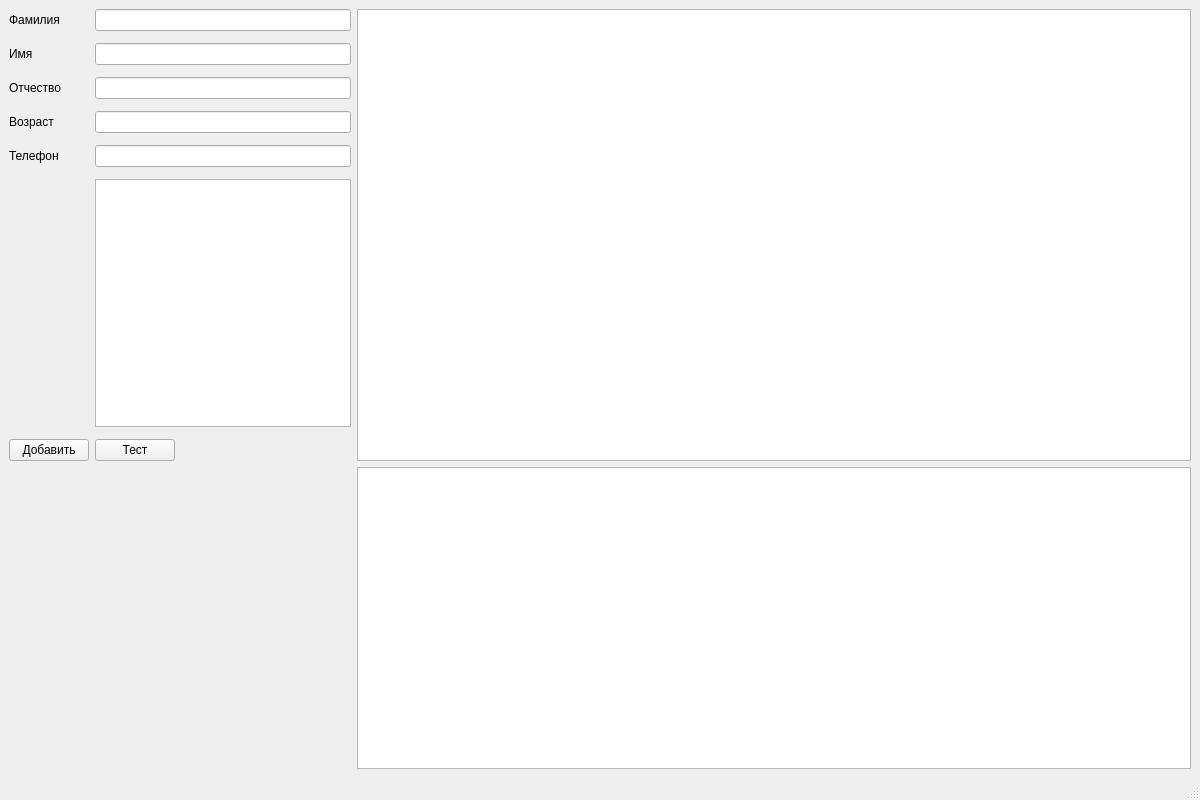
Old version of the form PeopleBaza/mainwindow.ui in the repository piza0-0/BankRegister.
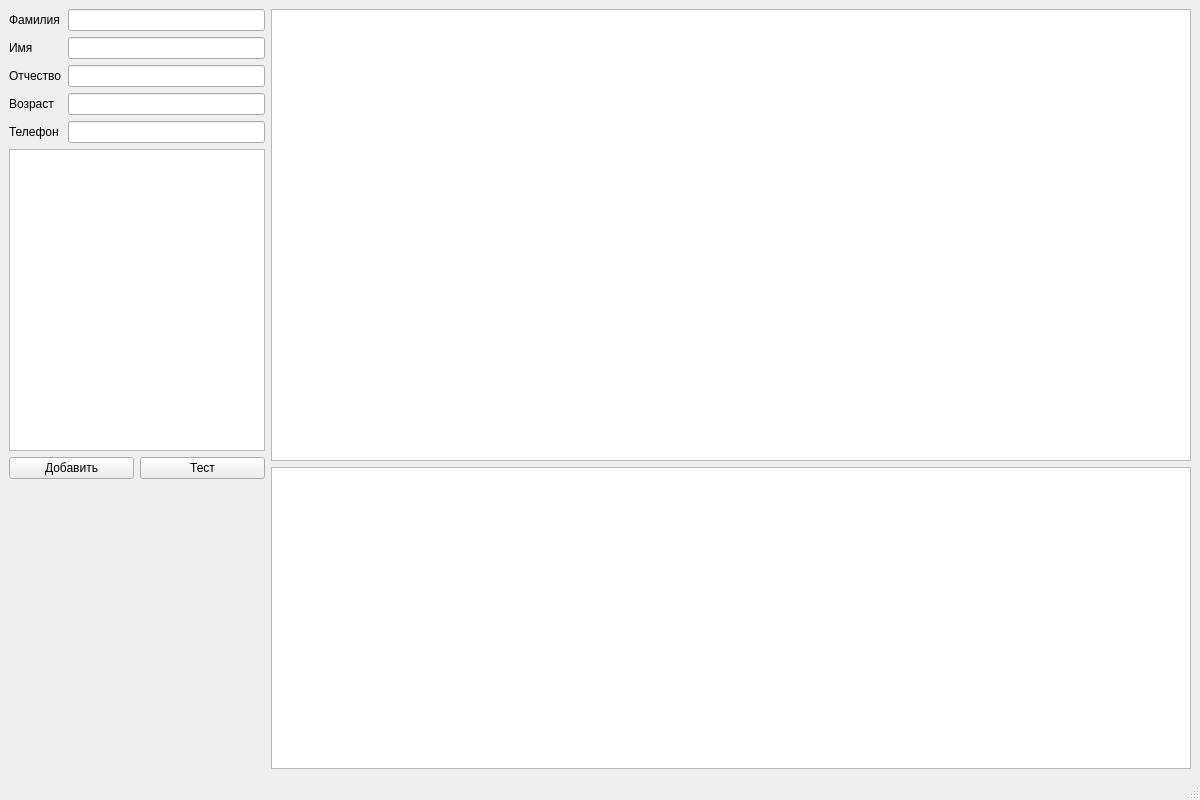
New version of the form.

```diff
--- a/PeopleBaza/mainwindow.ui
+++ b/PeopleBaza/mainwindow.ui
@@ -10,41 +10,35 @@
     <height>800</height>
    </rect>
   </property>
+  <property name="sizePolicy">
+   <sizepolicy hsizetype="Preferred" vsizetype="Preferred">
+    <horstretch>0</horstretch>
+    <verstretch>0</verstretch>
+   </sizepolicy>
+  </property>
+  <property name="minimumSize">
+   <size>
+    <width>1200</width>
+    <height>800</height>
+   </size>
+  </property>
+  <property name="maximumSize">
+   <size>
+    <width>1200</width>
+    <height>800</height>
+   </size>
+  </property>
   <property name="windowTitle">
    <string>MainWindow</string>
   </property>
   <widget class="QWidget" name="centralwidget">
+   <layout class="QHBoxLayout" name="horizontalLayout_2">
+    <item>
+     <layout class="QVBoxLayout" name="verticalLayout_3">
+      <item>
+       <layout class="QVBoxLayout" name="verticalLayout">
+        <item>
    <layout class="QFormLayout" name="formLayout">
-    <item row="1" column="1">
-     <widget class="QListWidget" name="lw_bankList">
-      <property name="sizePolicy">
-       <sizepolicy hsizetype="Expanding" vsizetype="Preferred">
-        <horstretch>60</horstretch>
-        <verstretch>40</verstretch>
-       </sizepolicy>
-      </property>
-     </widget>
-    </item>
-    <item row="0" column="0">
-     <layout class="QFormLayout" name="formLayout_2">
-      <property name="sizeConstraint">
-       <enum>QLayout::SetMaximumSize</enum>
-      </property>
-      <property name="fieldGrowthPolicy">
-       <enum>QFormLayout::ExpandingFieldsGrow</enum>
-      </property>
-      <property name="rowWrapPolicy">
-       <enum>QFormLayout::DontWrapRows</enum>
-      </property>
-      <property name="formAlignment">
-       <set>Qt::AlignLeading|Qt::AlignLeft|Qt::AlignTop</set>
-      </property>
-      <property name="horizontalSpacing">
-       <number>6</number>
-      </property>
-      <property name="verticalSpacing">
-       <number>12</number>
-      </property>
       <item row="0" column="0">
        <widget class="QLabel" name="l_surname">
         <property name="text">
@@ -55,7 +49,7 @@
       <item row="0" column="1">
        <widget class="QLineEdit" name="le_surname">
         <property name="sizePolicy">
-         <sizepolicy hsizetype="Expanding" vsizetype="Fixed">
+             <sizepolicy hsizetype="Minimum" vsizetype="Fixed">
           <horstretch>40</horstretch>
           <verstretch>0</verstretch>
          </sizepolicy>
@@ -72,7 +66,7 @@
       <item row="1" column="1">
        <widget class="QLineEdit" name="le_name">
         <property name="sizePolicy">
-         <sizepolicy hsizetype="Expanding" vsizetype="Fixed">
+             <sizepolicy hsizetype="Minimum" vsizetype="Fixed">
           <horstretch>40</horstretch>
           <verstretch>0</verstretch>
          </sizepolicy>
@@ -89,7 +83,7 @@
       <item row="2" column="1">
        <widget class="QLineEdit" name="le_patronymic">
         <property name="sizePolicy">
-         <sizepolicy hsizetype="Expanding" vsizetype="Fixed">
+             <sizepolicy hsizetype="Minimum" vsizetype="Fixed">
           <horstretch>40</horstretch>
           <verstretch>0</verstretch>
          </sizepolicy>
@@ -106,7 +100,7 @@
       <item row="3" column="1">
        <widget class="QLineEdit" name="le_age">
         <property name="sizePolicy">
-         <sizepolicy hsizetype="Expanding" vsizetype="Fixed">
+             <sizepolicy hsizetype="Minimum" vsizetype="Fixed">
           <horstretch>40</horstretch>
           <verstretch>0</verstretch>
          </sizepolicy>
@@ -123,17 +117,37 @@
       <item row="4" column="1">
        <widget class="QLineEdit" name="le_phone">
         <property name="sizePolicy">
-         <sizepolicy hsizetype="Expanding" vsizetype="Fixed">
+             <sizepolicy hsizetype="Minimum" vsizetype="Fixed">
           <horstretch>40</horstretch>
           <verstretch>0</verstretch>
          </sizepolicy>
         </property>
-       </widget>
-      </item>
-      <item row="6" column="0">
+            <property name="minimumSize">
+             <size>
+              <width>0</width>
+              <height>0</height>
+             </size>
+            </property>
+           </widget>
+          </item>
+         </layout>
+        </item>
+        <item>
+         <widget class="QListWidget" name="lw_checkBanks">
+          <property name="sizePolicy">
+           <sizepolicy hsizetype="Minimum" vsizetype="Expanding">
+            <horstretch>0</horstretch>
+            <verstretch>0</verstretch>
+           </sizepolicy>
+          </property>
+         </widget>
+        </item>
+        <item>
+         <layout class="QHBoxLayout" name="horizontalLayout">
+          <item>
        <widget class="QPushButton" name="pb_select">
         <property name="sizePolicy">
-         <sizepolicy hsizetype="Preferred" vsizetype="Fixed">
+             <sizepolicy hsizetype="Minimum" vsizetype="Fixed">
           <horstretch>50</horstretch>
           <verstretch>0</verstretch>
          </sizepolicy>
@@ -146,10 +160,10 @@
         </property>
        </widget>
       </item>
-      <item row="6" column="1">
+          <item>
        <widget class="QPushButton" name="pb_test">
         <property name="sizePolicy">
-         <sizepolicy hsizetype="Preferred" vsizetype="Fixed">
+             <sizepolicy hsizetype="Minimum" vsizetype="Fixed">
           <horstretch>50</horstretch>
           <verstretch>0</verstretch>
          </sizepolicy>
@@ -162,12 +176,31 @@
         </property>
        </widget>
       </item>
-      <item row="5" column="1">
-       <widget class="QListWidget" name="lw_checkBanks"/>
+         </layout>
       </item>
      </layout>
     </item>
-    <item row="0" column="1">
+      <item>
+       <spacer name="verticalSpacer">
+        <property name="orientation">
+         <enum>Qt::Vertical</enum>
+        </property>
+        <property name="sizeType">
+         <enum>QSizePolicy::Minimum</enum>
+        </property>
+        <property name="sizeHint" stdset="0">
+         <size>
+          <width>20</width>
+          <height>290</height>
+         </size>
+        </property>
+       </spacer>
+      </item>
+     </layout>
+    </item>
+    <item>
+     <layout class="QVBoxLayout" name="verticalLayout_2">
+      <item>
      <widget class="QTableWidget" name="tw_personList">
       <property name="sizePolicy">
        <sizepolicy hsizetype="Preferred" vsizetype="Preferred">
@@ -182,6 +215,18 @@
        </size>
       </property>
      </widget>
+      </item>
+      <item>
+       <widget class="QListWidget" name="lw_bankList">
+        <property name="sizePolicy">
+         <sizepolicy hsizetype="Expanding" vsizetype="Preferred">
+          <horstretch>60</horstretch>
+          <verstretch>40</verstretch>
+         </sizepolicy>
+        </property>
+       </widget>
+      </item>
+     </layout>
     </item>
    </layout>
   </widget>
```
Lines whose indentation alone changed are shown as unchanged.
